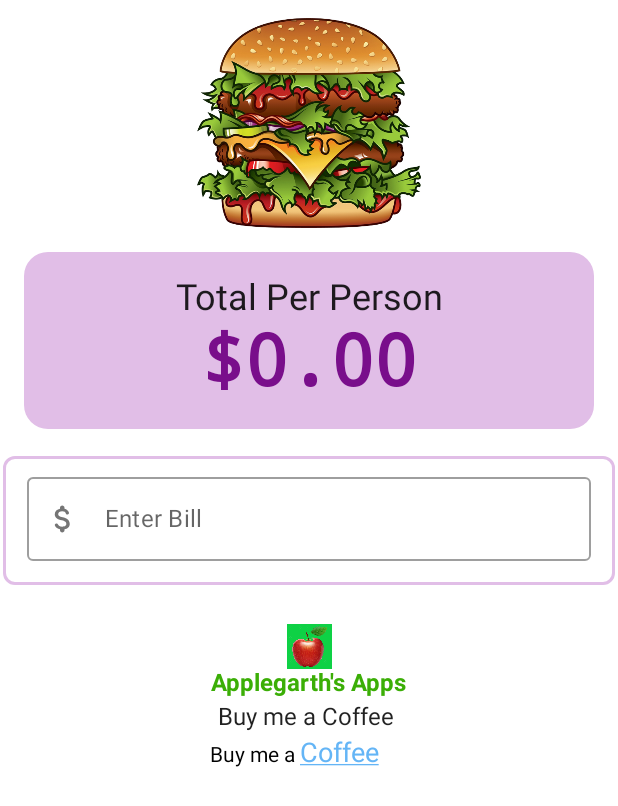
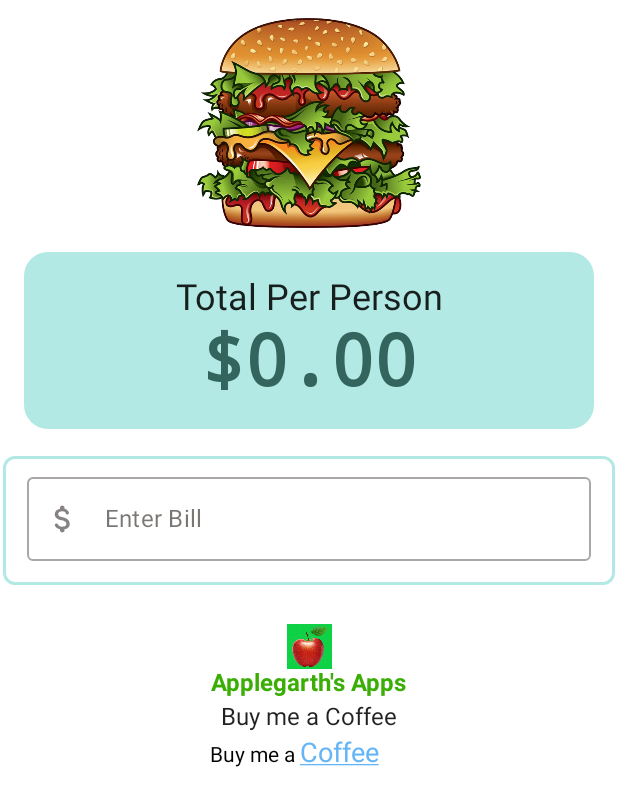
Before and after one commit to JerryApplegarth/TipAmount, an Android app built with Jetpack Compose: the screen it shows after launch (MainActivity), on a phone screen of 412 x 824 dp. Shown: the top 806 px of the screen. Run offline under Robolectric (Android 15) with nearby library versions, the phone set to English and light mode, and no system bars.

Commit message:
3.1 commit changed colors

```diff
--- a/app/src/main/java/com/applecompose/tipamount/MainActivity.kt
+++ b/app/src/main/java/com/applecompose/tipamount/MainActivity.kt
@@ -3,37 +3,12 @@ package com.applecompose.tipamount
 import android.os.Bundle
 import androidx.activity.ComponentActivity
 import androidx.activity.compose.setContent
-import androidx.compose.foundation.BorderStroke
-import androidx.compose.foundation.layout.*
-import androidx.compose.foundation.shape.CornerSize
-import androidx.compose.foundation.shape.RoundedCornerShape
-import androidx.compose.foundation.text.KeyboardActions
+import androidx.compose.foundation.layout.fillMaxSize
 import androidx.compose.material.MaterialTheme
-import androidx.compose.material.Slider
 import androidx.compose.material.Surface
-import androidx.compose.material.Text
-import androidx.compose.material.icons.Icons
-import androidx.compose.material.icons.filled.Add
-import androidx.compose.material.icons.filled.Remove
-import androidx.compose.runtime.Composable
-import androidx.compose.runtime.MutableState
-import androidx.compose.runtime.mutableStateOf
-import androidx.compose.runtime.remember
-import androidx.compose.ui.Alignment
-import androidx.compose.ui.ExperimentalComposeUiApi
 import androidx.compose.ui.Modifier
-import androidx.compose.ui.platform.LocalSoftwareKeyboardController
-import androidx.compose.ui.tooling.preview.Preview
-import androidx.compose.ui.unit.dp
-import com.applecompose.tipamount.components.AppLogo
-import com.applecompose.tipamount.components.InputField
-import com.applecompose.tipamount.components.TopHeader
-import com.applecompose.tipamount.components.TopImage
+import com.applecompose.tipamount.presentation.screens.HomeScreen
 import com.applecompose.tipamount.ui.theme.TipAmountTheme
-import com.applecompose.tipamount.ui.theme.newBackgroundColor
-import com.applecompose.tipamount.utils.calculateTotalPerPerson
-import com.applecompose.tipamount.utils.calculateTotalTip
-import com.applecompose.tipamount.widgets.RoundIconButton
 
 class MainActivity : ComponentActivity() {
 
@@ -46,41 +21,9 @@ class MainActivity : ComponentActivity() {
                     modifier = Modifier.fillMaxSize(),
                     color = MaterialTheme.colors.background
                 ) {
-                    MainScreen()
+                    HomeScreen()
                 }
             }
         }
     }
 }
-
-
-@Composable
-fun MainScreen() {
-
-    val totalPerPersonState = remember {
-        mutableStateOf(0.0)
-    }
-    val range = IntRange(start = 1, endInclusive = 30)
-    val tipAmountSate = remember {
-        mutableStateOf(0.0)
-    }
-    val splitByState = remember {
-        mutableStateOf(1)
-    }
-    Column(
-        modifier = Modifier.fillMaxSize()
-    ) {
-
-        BillForm(
-            splitByState = splitByState,
-            range = range,
-            tipAmountSate = tipAmountSate,
-            totalPerPersonState = totalPerPersonState
-        )
-
-        AppLogo()
-
-
-    }
-
-}
--- a/app/src/main/java/com/applecompose/tipamount/components/AppLogo.kt
+++ b/app/src/main/java/com/applecompose/tipamount/presentation/components/AppLogo.kt
@@ -1,4 +1,4 @@
-package com.applecompose.tipamount.components
+package com.applecompose.tipamount.presentation.components
 
 import androidx.compose.foundation.Image
 import androidx.compose.foundation.layout.*
@@ -11,7 +11,6 @@ import androidx.compose.ui.Modifier
 import androidx.compose.ui.graphics.Color
 import androidx.compose.ui.platform.LocalUriHandler
 import androidx.compose.ui.res.painterResource
-import androidx.compose.ui.res.stringResource
 import androidx.compose.ui.text.AnnotatedString
 import androidx.compose.ui.text.SpanStyle
 import androidx.compose.ui.text.buildAnnotatedString
@@ -20,8 +19,8 @@ import androidx.compose.ui.text.style.TextDecoration
 import androidx.compose.ui.tooling.preview.Preview
 import androidx.compose.ui.unit.dp
 import androidx.compose.ui.unit.sp
+import com.applecompose.tipamount.ui.theme.mediumGreen
 import com.applecompose.tipamount.R
-import com.applecompose.tipamount.ui.theme.mediumGreen
 
 @Preview(showBackground = true)
 @Composable
@@ -35,19 +34,18 @@ fun AppLogo() {
     ) {
         Spacer(modifier = Modifier.height(8.dp))
         Image(
-            painter = painterResource(
-                id = R.drawable.four_apple_bmp
+            painter = painterResource(id = R.drawable.four_apple_bmp
             ),
             contentDescription = "An Apple for a logo",
             Modifier.size(30.dp)
         )
         Text(
-            text = stringResource(R.string.apple_apps),
+            text = "Applegarth's Apps",
             fontWeight = FontWeight.Bold,
             color = MaterialTheme.colors.mediumGreen
         )
         Text(
-            text = stringResource(R.string.buy_me_coffee),
+            text = "Buy me a Coffee",
             modifier = Modifier.padding(4.dp)
         )
         val annotatedLinkString: AnnotatedString = buildAnnotatedString {
--- a/app/src/main/java/com/applecompose/tipamount/components/InputField.kt
+++ b/app/src/main/java/com/applecompose/tipamount/presentation/components/InputField.kt
@@ -1,4 +1,4 @@
-package com.applecompose.tipamount.components
+package com.applecompose.tipamount.presentation.components
 
 import androidx.compose.foundation.layout.fillMaxWidth
 import androidx.compose.foundation.layout.padding
--- a/app/src/main/java/com/applecompose/tipamount/widgets/RoundIconButtom.kt
+++ b/app/src/main/java/com/applecompose/tipamount/presentation/components/RoundIconButtom.kt
@@ -1,10 +1,9 @@
-package com.applecompose.tipamount.widgets
+package com.applecompose.tipamount.presentation.components
 
 import androidx.compose.foundation.clickable
 import androidx.compose.foundation.layout.padding
 import androidx.compose.foundation.layout.size
 import androidx.compose.foundation.shape.CircleShape
-import androidx.compose.material.ButtonElevation
 import androidx.compose.material.Card
 import androidx.compose.material.Icon
 import androidx.compose.material.MaterialTheme
--- a/app/src/main/java/com/applecompose/tipamount/components/TopHeader.kt
+++ b/app/src/main/java/com/applecompose/tipamount/presentation/components/TopHeader.kt
@@ -1,7 +1,6 @@
-package com.applecompose.tipamount.components
+package com.applecompose.tipamount.presentation.components
 
 import androidx.compose.foundation.layout.*
-
 import androidx.compose.foundation.shape.CornerSize
 import androidx.compose.foundation.shape.RoundedCornerShape
 import androidx.compose.material.MaterialTheme
@@ -15,7 +14,7 @@ import androidx.compose.ui.text.font.FontFamily
 import androidx.compose.ui.text.font.FontWeight
 import androidx.compose.ui.tooling.preview.Preview
 import androidx.compose.ui.unit.dp
-import com.applecompose.tipamount.ui.theme.fontColorDark
+import com.applecompose.tipamount.ui.theme.fontColor
 import com.applecompose.tipamount.ui.theme.newBackgroundColor
 
 @Preview
@@ -47,7 +46,7 @@ fun TopHeader(totalPerPerson: Double = 0.00, modifier: Modifier = Modifier) {
                 style = MaterialTheme.typography.h3,
                 fontFamily = FontFamily.Monospace,
                 fontWeight = FontWeight.Bold,
-                color = MaterialTheme.colors.fontColorDark
+                color = MaterialTheme.colors.fontColor
             )
         }
     }
--- a/app/src/main/java/com/applecompose/tipamount/components/TopImage.kt
+++ b/app/src/main/java/com/applecompose/tipamount/presentation/components/TopImage.kt
@@ -1,4 +1,4 @@
-package com.applecompose.tipamount.components
+package com.applecompose.tipamount.presentation.components
 
 import androidx.compose.foundation.Image
 import androidx.compose.foundation.layout.*
@@ -9,6 +9,9 @@ import androidx.compose.ui.res.painterResource
 import androidx.compose.ui.tooling.preview.Preview
 import androidx.compose.ui.unit.dp
 import com.applecompose.tipamount.R
+
+
+
 
 @Preview
 @Composable
--- /dev/null
+++ b/app/src/main/java/com/applecompose/tipamount/presentation/screens/HomeScreen.kt
@@ -0,0 +1,41 @@
+package com.applecompose.tipamount.presentation.screens
+
+import androidx.compose.foundation.layout.Column
+import androidx.compose.foundation.layout.fillMaxSize
+import androidx.compose.runtime.Composable
+import androidx.compose.runtime.mutableStateOf
+import androidx.compose.runtime.remember
+import androidx.compose.ui.Modifier
+import com.applecompose.tipamount.presentation.components.BillForm
+import com.applecompose.tipamount.presentation.components.AppLogo
+
+@Composable
+fun HomeScreen() {
+
+	val totalPerPersonState = remember {
+		mutableStateOf(0.0)
+	}
+	val range = IntRange(start = 1, endInclusive = 30)
+	val tipAmountSate = remember {
+		mutableStateOf(0.0)
+	}
+	val splitByState = remember {
+		mutableStateOf(1)
+	}
+	Column(
+		modifier = Modifier.fillMaxSize()
+	) {
+
+		BillForm(
+			splitByState = splitByState,
+			range = range,
+			tipAmountSate = tipAmountSate,
+			totalPerPersonState = totalPerPersonState
+		)
+
+		AppLogo()
+
+
+	}
+
+}
--- a/app/src/main/java/com/applecompose/tipamount/ui/theme/Color.kt
+++ b/app/src/main/java/com/applecompose/tipamount/ui/theme/Color.kt
@@ -4,10 +4,30 @@ import androidx.compose.material.Colors
 import androidx.compose.runtime.Composable
 import androidx.compose.ui.graphics.Color
 
-val Purple200 = Color(0xFFdf78ef)
-val Purple500 = Color(0xFFab47bc)
-val Purple700 = Color(0xFF790e8b)
-val Teal200 = Color(0xFF03DAC5)
+
+//Light
+val Primary = Color(0xff4db6ac)
+val Secondary = Color(0xFf00897b)
+val OnSurfaceVariant = Color(0xFF52443c)
+val OnSurface = Color(0xFF201a17)
+val OnPrimary = Color(0xFFffffff)
+val OnSecondary = Color(0xFFffffff)
+val PrimaryVariant = Color(0xFF82e9de)
+val NewBackground = Color(0xFFB3E9E4)
+val CardBackground = Color(0xFF54928C)
+
+//Dark
+val DarkPrimary = Color(0xff00867d)
+val DarkSecondary = Color(0xFF005b4f)
+val DarkOnSurfaceVariant = Color(0xFFd7c2b8)
+val DarkOnSurface = Color(0xFFece0db)
+val DarkOnPrimary = Color(0xFFece0db)
+val DarkOnSecondary = Color(0xFF33655E)
+val DarkPrimaryVariant = Color(0xFF4ebaaa)
+val DarkNewBackground = Color(0xFFece0db)
+
+
+
 
 val Amber200 = Color(0xFFffe54c)
 val Amber500 = Color(0xFFffb300)
@@ -15,11 +35,14 @@ val Amber700 = Color(0xFFc68400)
 val LightAmber = Color(0xFFffecb3)
 
 val MediumGreen = Color(0xFF3BAE06)
-val LightPurple = Color(0xFFe1bee7)
 
 
 
 val Tan = Color(0xFFDDBC83)
+
+val Colors.cardBackground: Color
+    @Composable
+    get() = if (isLight) CardBackground else MediumGreen
 
 val Colors.mediumGreen: Color
     @Composable
@@ -28,12 +51,8 @@ val Colors.mediumGreen: Color
 
 val Colors.newBackgroundColor: Color
     @Composable
-    get() = if (isLight) LightPurple else Amber500
+    get() = if (isLight) NewBackground else DarkNewBackground
 
 val Colors.fontColor: Color
     @Composable
-    get() = if (isLight) Amber700 else Amber500
-
-val Colors.fontColorDark: Color
-    @Composable
-    get() = if (isLight) Purple700 else Amber500
+    get() = if (isLight) DarkOnSecondary else DarkOnPrimary
--- a/app/src/main/java/com/applecompose/tipamount/ui/theme/Theme.kt
+++ b/app/src/main/java/com/applecompose/tipamount/ui/theme/Theme.kt
@@ -7,17 +7,32 @@ import androidx.compose.material.lightColors
 import androidx.compose.runtime.Composable
 
 private val DarkColorPalette = darkColors(
-    primary = Purple200,
-    primaryVariant = Purple700,
-    secondary = Teal200
+	primary = DarkPrimary,
+	primaryVariant = DarkPrimaryVariant,
+	secondary = DarkSecondary,
+	onPrimary = DarkOnPrimary,
+	onSecondary = DarkOnSecondary,
+	onSurface = DarkOnSurface,
 )
 
 private val LightColorPalette = lightColors(
-    primary = Purple500,
-    primaryVariant = Purple700,
-    secondary = Teal200
+	primary = Primary,
+	primaryVariant = PrimaryVariant,
+	secondary = Secondary,
+	onSurface = OnSurface,
 
-    /* Other default colors to override
+
+
+	/* Other default colors to override
+    background = Color.White,
+    surface = Color.White,
+
+
+    */
+)
+
+
+	/* Other default colors to override
     background = Color.White,
     surface = Color.White,
     onPrimary = Color.White,
@@ -25,7 +40,10 @@ private val LightColorPalette = lightColors(
     onBackground = Color.Black,
     onSurface = Color.Black,
     */
-)
+
+
+
+
 
 @Composable
 fun TipAmountTheme(darkTheme: Boolean = isSystemInDarkTheme(), content: @Composable () -> Unit) {
--- a/app/src/main/res/values/themes.xml
+++ b/app/src/main/res/values/themes.xml
@@ -2,6 +2,6 @@
 <resources>
 
     <style name="Theme.TipAmount" parent="android:Theme.Material.Light.NoActionBar">
-        <item name="android:statusBarColor">@color/purple_700</item>
+        <item name="android:statusBarColor">@color/black</item>
     </style>
 </resources>
```
Also changed, not shown: app/src/main/java/com/applecompose/tipamount/presentation/components/BillForm.kt (renamed from app/src/main/java/com/applecompose/tipamount/BillForm.kt, +1 -9 lines), app/src/main/java/com/applecompose/tipamount/domain/Util.kt (renamed from app/src/main/java/com/applecompose/tipamount/utils/Util.kt).
